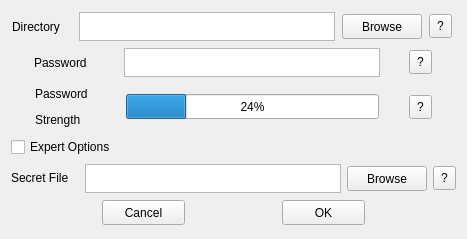
C18384776/Armour, file designs/registration.ui: the form before one commit.
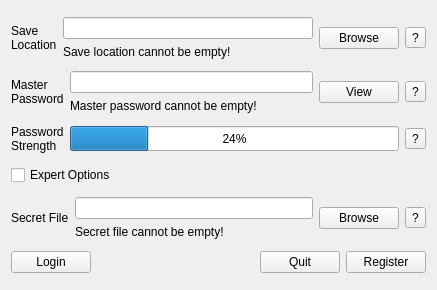
The form after the commit.

Commit message: Improvements to registration view

```diff
--- a/designs/registration.ui
+++ b/designs/registration.ui
@@ -6,65 +6,57 @@
    <rect>
     <x>0</x>
     <y>0</y>
-    <width>465</width>
-    <height>239</height>
+    <width>437</width>
+    <height>290</height>
    </rect>
   </property>
+  <property name="minimumSize">
+   <size>
+    <width>437</width>
+    <height>290</height>
+   </size>
+  </property>
+  <property name="maximumSize">
+   <size>
+    <width>696</width>
+    <height>349</height>
+   </size>
+  </property>
   <property name="windowTitle">
    <string>Registation</string>
   </property>
-  <layout class="QVBoxLayout" name="verticalLayout">
+  <layout class="QHBoxLayout" name="horizontalLayout_6">
+   <item>
+    <layout class="QVBoxLayout" name="main_layout">
    <item>
     <layout class="QHBoxLayout" name="layout_directory">
      <item>
       <widget class="QLabel" name="directory_label">
-       <property name="minimumSize">
-        <size>
-         <width>60</width>
-         <height>29</height>
-        </size>
-       </property>
-       <property name="maximumSize">
-        <size>
-         <width>60</width>
-         <height>29</height>
-        </size>
-       </property>
        <property name="text">
-        <string>Directory</string>
-       </property>
+          <string>Save
+Location</string>
+         </property>
+         <property name="textFormat">
+          <enum>Qt::PlainText</enum>
+         </property>
       </widget>
      </item>
      <item>
-      <widget class="QTextEdit" name="directory_edit">
-       <property name="minimumSize">
-        <size>
-         <width>256</width>
-         <height>29</height>
-        </size>
-       </property>
-       <property name="maximumSize">
-        <size>
-         <width>256</width>
-         <height>29</height>
-        </size>
-       </property>
-      </widget>
+        <layout class="QVBoxLayout" name="layout_directory_edit">
+         <item>
+          <widget class="QLineEdit" name="directory_edit"/>
+         </item>
+         <item>
+          <widget class="QLabel" name="directory_warning">
+           <property name="text">
+            <string>Save location cannot be empty!</string>
+           </property>
+          </widget>
+         </item>
+        </layout>
      </item>
      <item>
       <widget class="QPushButton" name="directory_browse_button">
-       <property name="minimumSize">
-        <size>
-         <width>80</width>
-         <height>25</height>
-        </size>
-       </property>
-       <property name="maximumSize">
-        <size>
-         <width>80</width>
-         <height>25</height>
-        </size>
-       </property>
        <property name="text">
         <string>Browse</string>
        </property>
@@ -72,18 +64,6 @@
      </item>
      <item>
       <widget class="QToolButton" name="directory_help">
-       <property name="minimumSize">
-        <size>
-         <width>23</width>
-         <height>24</height>
-        </size>
-       </property>
-       <property name="maximumSize">
-        <size>
-         <width>23</width>
-         <height>24</height>
-        </size>
-       </property>
        <property name="text">
         <string>?</string>
        </property>
@@ -95,53 +75,38 @@
     <layout class="QHBoxLayout" name="layout_password">
      <item>
       <widget class="QLabel" name="password_label">
-       <property name="minimumSize">
-        <size>
-         <width>61</width>
-         <height>29</height>
-        </size>
-       </property>
-       <property name="maximumSize">
-        <size>
-         <width>61</width>
-         <height>29</height>
-        </size>
-       </property>
+         <property name="text">
+          <string>Master
+Password</string>
+         </property>
+         <property name="textFormat">
+          <enum>Qt::PlainText</enum>
+         </property>
+        </widget>
+       </item>
+       <item>
+        <layout class="QVBoxLayout" name="layout_password_edit_2">
+         <item>
+          <widget class="QLineEdit" name="password_edit"/>
+         </item>
+         <item>
+          <widget class="QLabel" name="password_warning">
        <property name="text">
-        <string>Password</string>
+            <string>Master password cannot be empty!</string>
        </property>
       </widget>
      </item>
+        </layout>
+       </item>
      <item>
-      <widget class="QTextEdit" name="password_edit">
-       <property name="minimumSize">
-        <size>
-         <width>256</width>
-         <height>29</height>
-        </size>
-       </property>
-       <property name="maximumSize">
-        <size>
-         <width>256</width>
-         <height>29</height>
-        </size>
+        <widget class="QPushButton" name="password_view_button">
+         <property name="text">
+          <string>View</string>
        </property>
       </widget>
      </item>
      <item>
       <widget class="QToolButton" name="password_help">
-       <property name="minimumSize">
-        <size>
-         <width>23</width>
-         <height>24</height>
-        </size>
-       </property>
-       <property name="maximumSize">
-        <size>
-         <width>23</width>
-         <height>24</height>
-        </size>
-       </property>
        <property name="text">
         <string>?</string>
        </property>
@@ -156,20 +121,15 @@
        <property name="enabled">
         <bool>true</bool>
        </property>
-       <property name="minimumSize">
-        <size>
-         <width>61</width>
-         <height>46</height>
-        </size>
-       </property>
-       <property name="maximumSize">
-        <size>
-         <width>61</width>
-         <height>46</height>
-        </size>
+         <property name="lineWidth">
+          <number>1</number>
        </property>
        <property name="text">
-        <string>&lt;html&gt;&lt;head/&gt;&lt;body&gt;&lt;p&gt;Password&lt;/p&gt;&lt;p&gt;Strength&lt;/p&gt;&lt;/body&gt;&lt;/html&gt;</string>
+          <string>Password
+Strength</string>
+         </property>
+         <property name="textFormat">
+          <enum>Qt::PlainText</enum>
        </property>
        <property name="wordWrap">
         <bool>false</bool>
@@ -183,13 +143,13 @@
       <widget class="QProgressBar" name="strength_progress_bar">
        <property name="minimumSize">
         <size>
-         <width>253</width>
+           <width>0</width>
          <height>25</height>
         </size>
        </property>
        <property name="maximumSize">
         <size>
-         <width>253</width>
+           <width>16777215</width>
          <height>25</height>
         </size>
        </property>
@@ -203,18 +163,6 @@
      </item>
      <item>
       <widget class="QToolButton" name="strength_help_button">
-       <property name="minimumSize">
-        <size>
-         <width>23</width>
-         <height>24</height>
-        </size>
-       </property>
-       <property name="maximumSize">
-        <size>
-         <width>23</width>
-         <height>24</height>
-        </size>
-       </property>
        <property name="text">
         <string>?</string>
        </property>
@@ -230,56 +178,30 @@
     </widget>
    </item>
    <item>
-    <layout class="QHBoxLayout" name="layout_secret_file">
+      <layout class="QHBoxLayout" name="layout_secret">
      <item>
       <widget class="QLabel" name="secret_label">
-       <property name="minimumSize">
-        <size>
-         <width>68</width>
-         <height>29</height>
-        </size>
-       </property>
-       <property name="maximumSize">
-        <size>
-         <width>68</width>
-         <height>29</height>
-        </size>
-       </property>
        <property name="text">
         <string>&lt;html&gt;&lt;head/&gt;&lt;body&gt;&lt;p&gt;Secret File&lt;/p&gt;&lt;/body&gt;&lt;/html&gt;</string>
        </property>
       </widget>
      </item>
      <item>
-      <widget class="QTextEdit" name="secret_edit">
-       <property name="minimumSize">
-        <size>
-         <width>256</width>
-         <height>29</height>
-        </size>
-       </property>
-       <property name="maximumSize">
-        <size>
-         <width>256</width>
-         <height>29</height>
-        </size>
-       </property>
-      </widget>
+        <layout class="QVBoxLayout" name="layout_secret_edit">
+         <item>
+          <widget class="QLineEdit" name="secret_edit"/>
+         </item>
+         <item>
+          <widget class="QLabel" name="secret_warning">
+           <property name="text">
+            <string>Secret file cannot be empty!</string>
+           </property>
+          </widget>
+         </item>
+        </layout>
      </item>
      <item>
       <widget class="QPushButton" name="secret_button">
-       <property name="minimumSize">
-        <size>
-         <width>80</width>
-         <height>25</height>
-        </size>
-       </property>
-       <property name="maximumSize">
-        <size>
-         <width>80</width>
-         <height>25</height>
-        </size>
-       </property>
        <property name="text">
         <string>Browse</string>
        </property>
@@ -287,18 +209,6 @@
      </item>
      <item>
       <widget class="QToolButton" name="secret_help_button">
-       <property name="minimumSize">
-        <size>
-         <width>23</width>
-         <height>24</height>
-        </size>
-       </property>
-       <property name="maximumSize">
-        <size>
-         <width>23</width>
-         <height>24</height>
-        </size>
-       </property>
        <property name="text">
         <string>?</string>
        </property>
@@ -307,44 +217,42 @@
     </layout>
    </item>
    <item>
-    <layout class="QHBoxLayout" name="layout_ok_and_cancel">
+      <layout class="QHBoxLayout" name="layout_buttons">
      <item>
-      <widget class="QPushButton" name="cancel_button">
-       <property name="minimumSize">
-        <size>
-         <width>83</width>
-         <height>25</height>
-        </size>
-       </property>
-       <property name="maximumSize">
-        <size>
-         <width>83</width>
-         <height>25</height>
-        </size>
-       </property>
+        <widget class="QPushButton" name="login_button">
        <property name="text">
-        <string>Cancel</string>
+          <string>Login</string>
        </property>
       </widget>
      </item>
      <item>
-      <widget class="QPushButton" name="ok_button">
-       <property name="minimumSize">
-        <size>
-         <width>83</width>
-         <height>25</height>
-        </size>
-       </property>
-       <property name="maximumSize">
+        <spacer name="button_spacer">
+         <property name="orientation">
+          <enum>Qt::Horizontal</enum>
+         </property>
+         <property name="sizeHint" stdset="0">
         <size>
-         <width>83</width>
-         <height>25</height>
-        </size>
-       </property>
+           <width>40</width>
+           <height>20</height>
+          </size>
+         </property>
+        </spacer>
+       </item>
+       <item>
+        <widget class="QPushButton" name="quit_button">
        <property name="text">
-        <string>OK</string>
-       </property>
-      </widget>
+          <string>Quit</string>
+         </property>
+        </widget>
+       </item>
+       <item>
+        <widget class="QPushButton" name="register_button">
+         <property name="text">
+          <string>Register</string>
+         </property>
+        </widget>
+       </item>
+      </layout>
      </item>
     </layout>
    </item>
```
Lines whose indentation alone changed are shown as unchanged. The commit also changes 1 other file.
